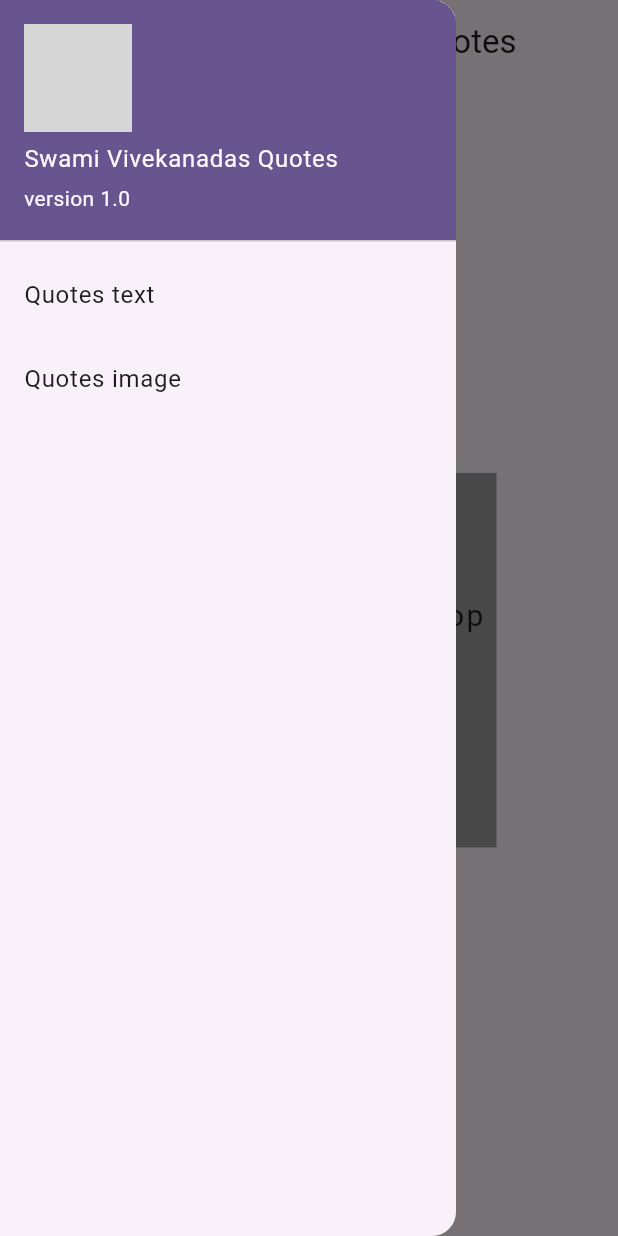
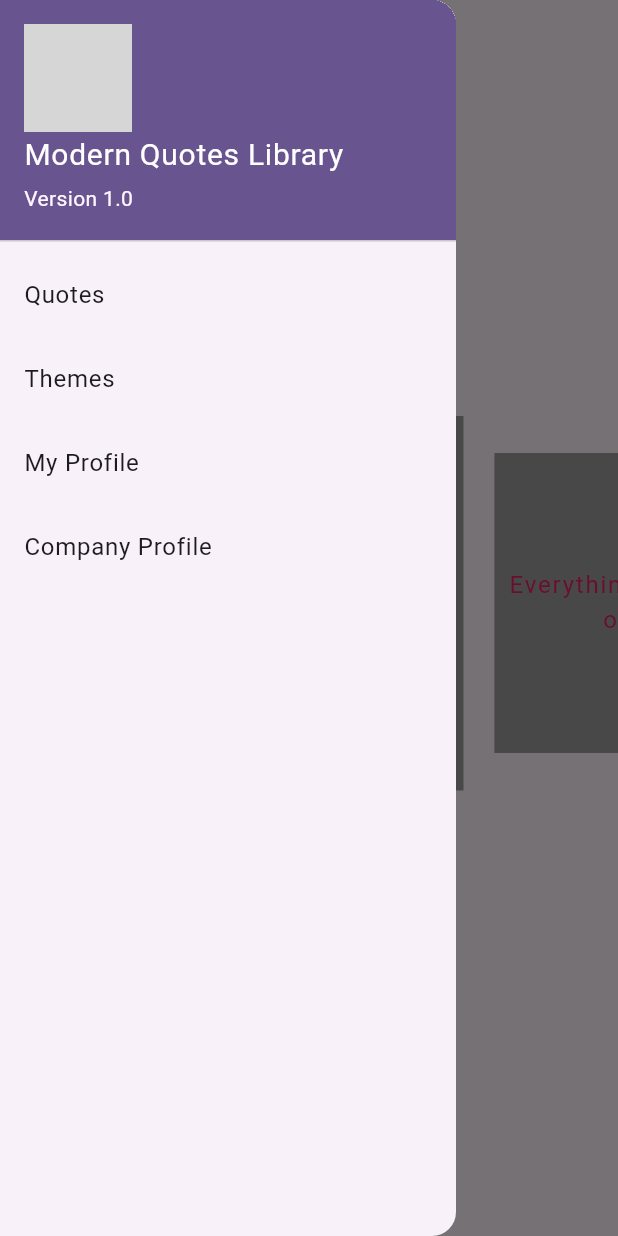
Before and after one commit to SarihaShanmugam/flutter-quotes-app, a Flutter app: the NewPageVieww screen opened directly, with the side drawer open, on a phone screen of 412 x 824 dp. Run offline on Flutter 3.47's test engine with Material 3 defaults, Android fonts, the phone set to English and light mode, and no system bars; grey boxes are pictures that could not be loaded.

Commit message:
code changes

```diff
--- a/lib/drawer_navigation.dart
+++ b/lib/drawer_navigation.dart
@@ -18,28 +18,40 @@ class _DrawerNavigationState extends State<DrawerNavigation> {
       child: ListView(
         children: [
           UserAccountsDrawerHeader(
-              accountName: Text('Swami Vivekanadas Quotes'),
-              accountEmail: Text('version 1.0'),
-          currentAccountPicture: CircleAvatar(
-            backgroundImage: AssetImage('images/sv1.jpeg'),
-          ),
+            accountName: Text('Modern Quotes Library',style: TextStyle(fontSize: 20.0,color: Colors.white),),
+            accountEmail: Text('Version 1.0'),
+            currentAccountPicture: CircleAvatar(
+              backgroundImage: AssetImage('images/p.png'),
+            ),
           ),
           ListTile(
-            title: Text ('Quotes text'),
+            title: Text('Quotes'),
             onTap: () {
-              Navigator.of(context).push(MaterialPageRoute(
-                  builder: (context) => NewPageVieww()));
+              Navigator.of(context).push(
+                  MaterialPageRoute(builder: (context) => NewPageVieww()));
             },
-
           ),
           ListTile(
-            title: Text ('Quotes image'),
+            title: Text('Themes'),
             onTap: () {
-              Navigator.of(context).push(MaterialPageRoute(
-                  builder: (context) => NewPageImage()));
+              Navigator.of(context).push(
+                  MaterialPageRoute(builder: (context) => NewPageImage()));
             },
-
-          )
+          ),
+          ListTile(
+            title: Text('My Profile'),
+            onTap: () {
+              Navigator.of(context).push(
+                  MaterialPageRoute(builder: (context) => MyProfile() ));
+            },
+          ),
+          ListTile(
+            title: Text('Company Profile'),
+            onTap: () {
+              Navigator.of(context).push(
+                  MaterialPageRoute(builder: (context) => CompanyProfile()));
+            },
+          ),
         ],
       ),
     );
--- a/lib/main.dart
+++ b/lib/main.dart
@@ -2,6 +2,7 @@ import 'package:flutter/material.dart';
 import 'package:my_new_app/new_display_image.dart';
 import 'package:my_new_app/new_page_image.dart';
 import 'package:my_new_app/appdata_images.dart';
+import 'package:my_new_app/splash_screen.dart';
 import 'drawer_navigation.dart';
 import 'new_page_image.dart';
 
--- a/lib/newAppData.dart
+++ b/lib/newAppData.dart
@@ -5,8 +5,8 @@ class NewAppData {
 }
 
 List<NewAppData> newApp = [
-  NewAppData('Arise! Awake! and stop not until the goal is reached'),
-  NewAppData('You cannot believe in God until you believe in yourself'),
+  NewAppData('Better days are coming'),
+  NewAppData('Everything will be ok'),
   NewAppData('AThe world is the great gymnasium where we come to make ourselves strong'),
   NewAppData('That man has reached immortality who is disturbed by nothing material'),
   NewAppData('In one word, this ideal is that you are divine'),
--- a/lib/newDisplayText.dart
+++ b/lib/newDisplayText.dart
@@ -17,7 +17,7 @@ class NewDisplay extends StatelessWidget {
             child: Text(
               newApp.text,
               textAlign: TextAlign.center,
-              style: TextStyle(fontSize: 20, letterSpacing: 1.5),
+              style: TextStyle(fontSize: 20,color: Colors.pink, letterSpacing: 1.5),
             ),
           ),
         ),
--- a/lib/new_display_image.dart
+++ b/lib/new_display_image.dart
@@ -12,7 +12,7 @@ class DisplayImage extends StatelessWidget {
     return Container(
       margin: EdgeInsets.symmetric(horizontal: 30),
       decoration: BoxDecoration(
-        borderRadius: BorderRadius.circular(30.0),color: Colors.green,image:
+        borderRadius: BorderRadius.circular(30.0),image:
         DecorationImage(image: AssetImage(appDataImage.image),
     fit: BoxFit.cover,
     ),),
--- a/lib/newpageView.dart
+++ b/lib/newpageView.dart
@@ -12,12 +12,15 @@ class NewPageVieww extends StatefulWidget {
 }
 
 class _NewPageViewwState extends State<NewPageVieww> {
+  var _selectedIndex = 0;
   @override
   Widget build(BuildContext context) {
     return Scaffold(
       drawer: DrawerNavigation(),
       appBar: AppBar(
-        title: Text('Swami Vivekananda Quotes'),
+        title: Text('Modern Quotes Library',style:
+        TextStyle(color: Colors.purple,
+            fontWeight: FontWeight.bold),),
       ),
       body: Column(
         mainAxisAlignment: MainAxisAlignment.center,
@@ -25,12 +28,47 @@ class _NewPageViewwState extends State<NewPageVieww> {
           Container(
             height: 250,
             child: PageView.builder(
+              onPageChanged: (index) {
+                setState(() {
+                    _selectedIndex = index;
+                print(index);
+              });},
+                controller:PageController(viewportFraction: 0.5),
               itemCount: newApp.length,
               itemBuilder: (context, index) {
-                return NewDisplay(newApp: newApp[index]);
-              },
-            ),
-          )
+                var text=newApp[index];
+                var scale=_selectedIndex == index ? 1.0:0.8;
+                return TweenAnimationBuilder(
+                    tween: Tween(begin: scale,end: scale),
+                    duration: Duration(milliseconds: 350),
+                    child: NewDisplay(newApp: text),
+                    builder: (context, value, child) {
+                  return Transform.scale(
+                    scale: value,
+                    child: child,
+                  );
+
+                    }
+                ); }),),
+               Row(
+    mainAxisAlignment: MainAxisAlignment.center,
+    children: [
+    Padding(
+    padding: const EdgeInsets.all(25.0),
+    child: Container(
+    child: Text(
+    (_selectedIndex+1).toString() + '/' +
+    newApp.length.toString(),
+    style: TextStyle(
+    fontSize: 18,
+    fontWeight: FontWeight.bold,color: Colors.purple
+
+    ),
+    ),
+    ),
+    )
+    ],
+               )
         ],
       ),
     );
```
Also changed, not shown: lib/CompanyProfile.dart (+11 -11 lines), lib/MyProfile.dart (+31 -30 lines), lib/appdata_images.dart (+5 -5 lines), lib/indicator_image.dart (added, +19 -0 lines), lib/new_page_image.dart (+33 -11 lines), lib/splash_screen.dart (added, +41 -0 lines).
